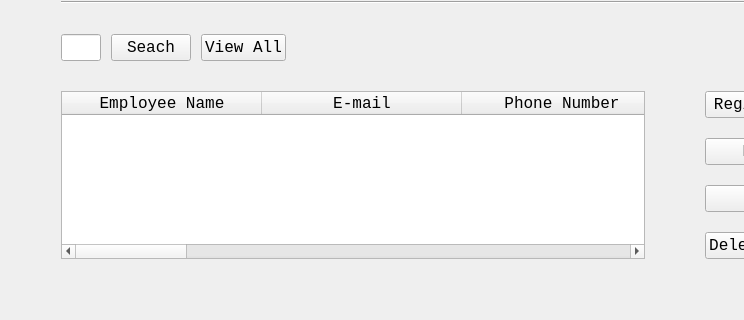
Above: EmployeeUI.ui from ASNaeem/Simple-VCMS before the change; both pictures show x 0 to 744 and y 604 to 924 of the 947 by 924 pixel window. Below: the same form after it.
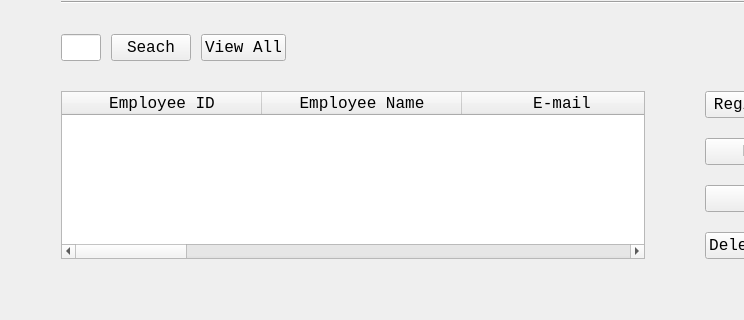
That is the form after the change.

Commit message: need to add status on employee

Diff of the .ui file:
```diff
--- a/EmployeeUI.ui
+++ b/EmployeeUI.ui
@@ -862,6 +862,11 @@
            <attribute name="horizontalHeaderDefaultSectionSize">
             <number>200</number>
            </attribute>
+           <column>
+            <property name="text">
+             <string>Employee ID</string>
+            </property>
+           </column>
            <column>
             <property name="text">
              <string>Employee Name</string>
@@ -902,11 +907,6 @@
              <string>Salary</string>
             </property>
            </column>
-           <column>
-            <property name="text">
-             <string>Status</string>
-            </property>
-           </column>
            <column>
             <property name="text">
              <string>Joining Date</string>
```
